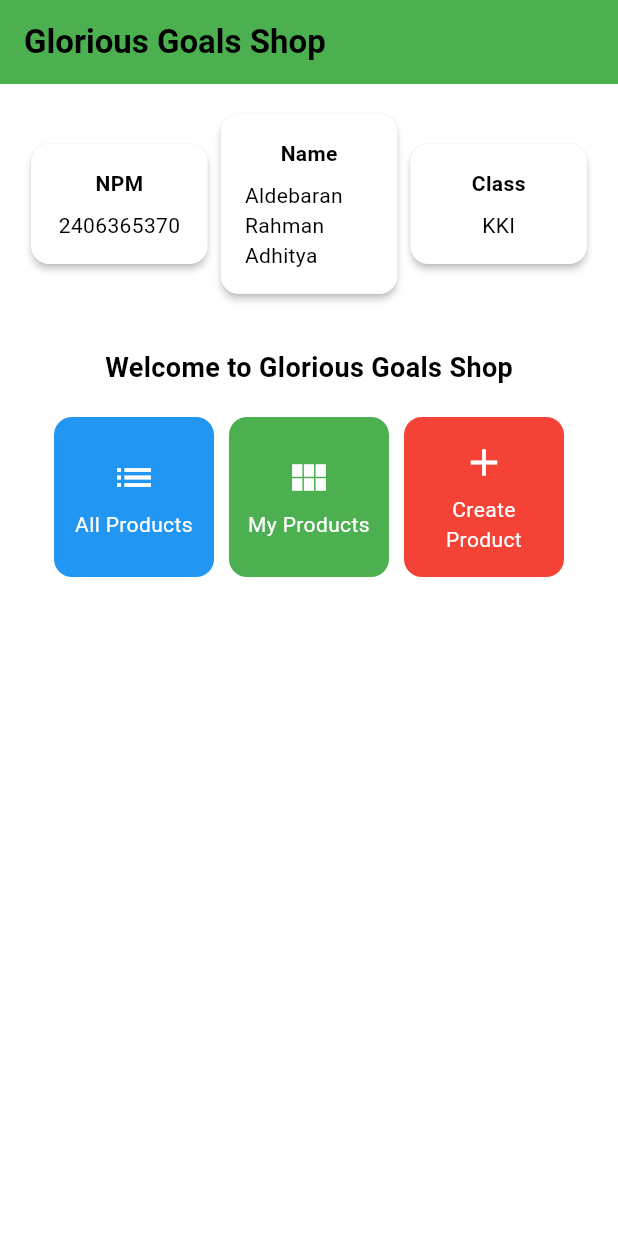
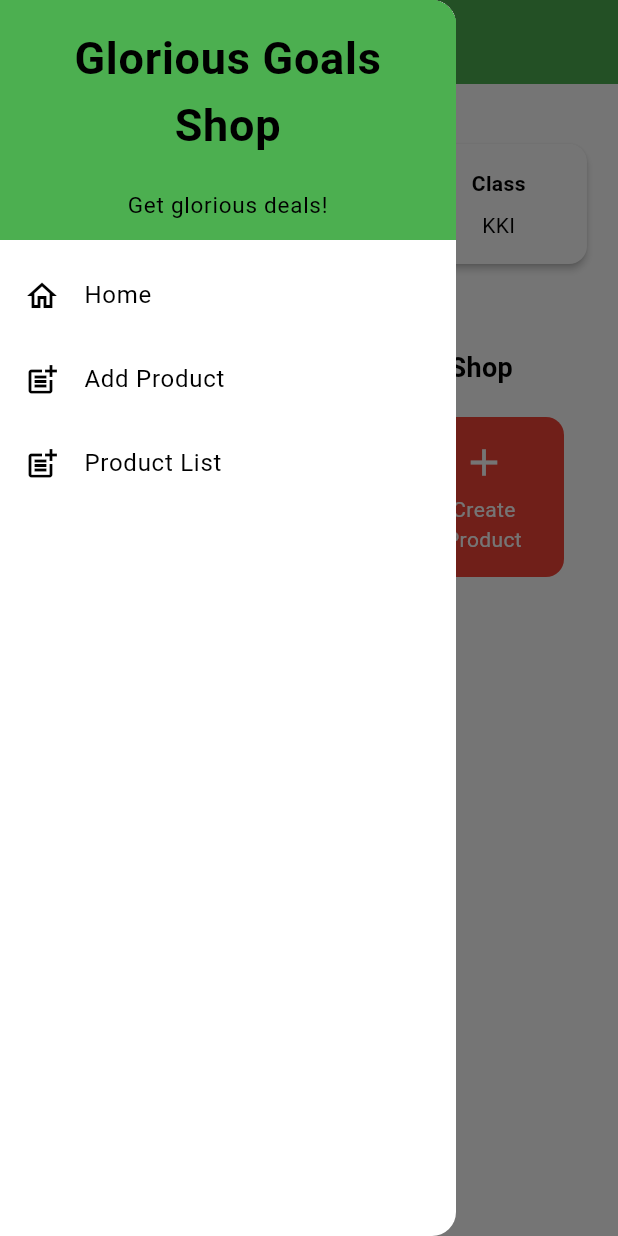
Before and after one commit to AldebaranHere/glorious-goals-shop_mobile, a Flutter app: the screen it shows after launch, with the side drawer open (before the commit the screen has no drawer), on a phone screen of 412 x 824 dp. Run offline on Flutter 3.47's test engine with Material 3 defaults, Android fonts, the light colour scheme and no system bars.

Commit message:
Assignment 8: Programming Done(?)

```diff
--- a/lib/main.dart
+++ b/lib/main.dart
@@ -1,5 +1,5 @@
 import 'package:flutter/material.dart';
-import 'package:gloriousgoalsshop_mobile/menu.dart';
+import 'package:gloriousgoalsshop_mobile/screens/menu.dart';
 
 void main() {
   runApp(const MyApp());
--- a/lib/menu.dart
+++ b/lib/screens/menu.dart
@@ -1,4 +1,6 @@
 import 'package:flutter/material.dart';
+import 'package:gloriousgoalsshop_mobile/widgets/left_drawer.dart';
+import 'package:gloriousgoalsshop_mobile/widgets/news_card.dart';
 
 class MyHomePage extends StatelessWidget {
   MyHomePage({super.key});
@@ -28,6 +30,7 @@ class MyHomePage extends StatelessWidget {
         // Warna latar belakang AppBar diambil dari skema warna tema aplikasi.
         backgroundColor: Theme.of(context).colorScheme.primary,
       ),
+      drawer: LeftDrawer(),
       // Body halaman dengan padding di sekelilingnya.
       body: Padding(
         padding: const EdgeInsets.all(16.0),
@@ -131,57 +134,3 @@ class InfoCard extends StatelessWidget {
     );
   }
 }
-
-class ItemCard extends StatelessWidget {
-  // Displays card with icon and name
-
-  final ItemHomepage item;
-
-  const ItemCard(this.item, {super.key});
-
-  @override
-  Widget build(BuildContext context) {
-    return Material(
-      // Determine the background colour from the theme of the app
-      color: item.colour,
-      // Make rounded corners
-      borderRadius: BorderRadius.circular(12),
-
-      child: InkWell(
-        // Action when card is clicked
-        onTap: () {
-          // Display SnackBar message when card is clicked
-          ScaffoldMessenger.of(context)
-            ..hideCurrentSnackBar()
-            ..showSnackBar(
-              SnackBar(content: Text("You have pressed the ${item.name} button!"))
-            );
-        },
-        // Container to hold Icon and Text
-        child: Container(
-          padding: const EdgeInsets.all(8),
-          child: Center(
-            child: Column(
-              // Organise icon and text in the middle of the card
-              mainAxisAlignment: MainAxisAlignment.center,
-              children: [
-                Icon(
-                  item.icon,
-                  color: Colors.white,
-                  size: 30.0,
-                ),
-                const Padding(padding: EdgeInsets.all(3)),
-                Text(
-                  item.name,
-                  textAlign: TextAlign.center,
-                  style: const TextStyle(color: Colors.white),
-                ),
-              ],
-            ),
-          ),
-        ),
-      ),
-    );
-  }
-
-}
--- /dev/null
+++ b/lib/widgets/left_drawer.dart
@@ -0,0 +1,73 @@
+import 'package:flutter/material.dart';
+import 'package:gloriousgoalsshop_mobile/screens/menu.dart';
+import 'package:gloriousgoalsshop_mobile/screens/newslist_form.dart';
+
+class LeftDrawer extends StatelessWidget {
+  const LeftDrawer({super.key});
+
+  @override
+  Widget build(BuildContext context) {
+    return Drawer(
+      child: ListView(
+        children: [
+          const DrawerHeader(
+            decoration: BoxDecoration(
+              color: Colors.green,
+            ),
+            child: Column(
+              children: [
+                Text(
+                  'Glorious Goals Shop',
+                  textAlign: TextAlign.center,
+                  style: TextStyle(
+                    fontSize: 30,
+                    fontWeight: FontWeight.bold,
+                    color: Colors.black,
+                  ),
+                ),
+                Padding(padding: EdgeInsets.all(10)),
+                Text(
+                  "Get glorious deals!",
+                  textAlign: TextAlign.center,
+                  style: const TextStyle(
+                    fontSize: 15,
+                    color: Colors.black,
+                    fontWeight: FontWeight.normal
+                  )
+                ),
+              ],
+            ),
+          ),
+          ListTile(
+          leading: const Icon(Icons.home_outlined),
+          title: const Text('Home'),
+          // Redirect to MyHomePage
+          onTap: () {
+            Navigator.pushReplacement(
+                context,
+                MaterialPageRoute(
+                  builder: (context) => MyHomePage(),
+                ));
+          },
+          ),
+          ListTile(
+            leading: const Icon(Icons.post_add),
+            title: const Text('Add Product'),
+            // Redirect to ProductFormPage
+            onTap: () {
+              Navigator.push(context, MaterialPageRoute(builder: (context) => const ProductFormPage()));
+            },
+          ),
+          ListTile(
+            leading: const Icon(Icons.post_add),
+            title: const Text('Product List'),
+            // Redirect to ProductFormPage
+            onTap: () {
+              Navigator.push(context, MaterialPageRoute(builder: (context) => MyHomePage()));
+            },
+          ),
+        ],
+      ),
+    );
+  }
+}
--- /dev/null
+++ b/lib/widgets/news_card.dart
@@ -0,0 +1,61 @@
+import 'package:flutter/material.dart';
+import 'package:gloriousgoalsshop_mobile/screens/newslist_form.dart';
+import 'package:gloriousgoalsshop_mobile/screens/menu.dart';
+
+class ItemCard extends StatelessWidget {
+  // Displays card with icon and name
+
+  final ItemHomepage item;
+
+  const ItemCard(this.item, {super.key});
+
+  @override
+  Widget build(BuildContext context) {
+    return Material(
+      // Determine the background colour from the theme of the app
+      color: item.colour,
+      // Make rounded corners
+      borderRadius: BorderRadius.circular(12),
+
+      child: InkWell(
+        // Action when card is clicked
+        onTap: () {
+          // Display SnackBar message when card is clicked
+          ScaffoldMessenger.of(context)
+            ..hideCurrentSnackBar()
+            ..showSnackBar(
+              SnackBar(content: Text("You have clicked on the ${item.name} button!"))
+            );
+
+          if (item.name == "Create Product") {
+            Navigator.push(context, MaterialPageRoute(builder: (context) => const ProductFormPage()));
+          }
+        },
+        // Container to hold Icon and Text
+        child: Container(
+          padding: const EdgeInsets.all(8),
+          child: Center(
+            child: Column(
+              // Organise icon and text in the middle of the card
+              mainAxisAlignment: MainAxisAlignment.center,
+              children: [
+                Icon(
+                  item.icon,
+                  color: Colors.white,
+                  size: 30.0,
+                ),
+                const Padding(padding: EdgeInsets.all(3)),
+                Text(
+                  item.name,
+                  textAlign: TextAlign.center,
+                  style: const TextStyle(color: Colors.white),
+                ),
+              ],
+            ),
+          ),
+        ),
+      ),
+    );
+  }
+
+}
```
Also changed, not shown: lib/screens/newslist_form.dart (added, +341 -0 lines), 1 other file.
